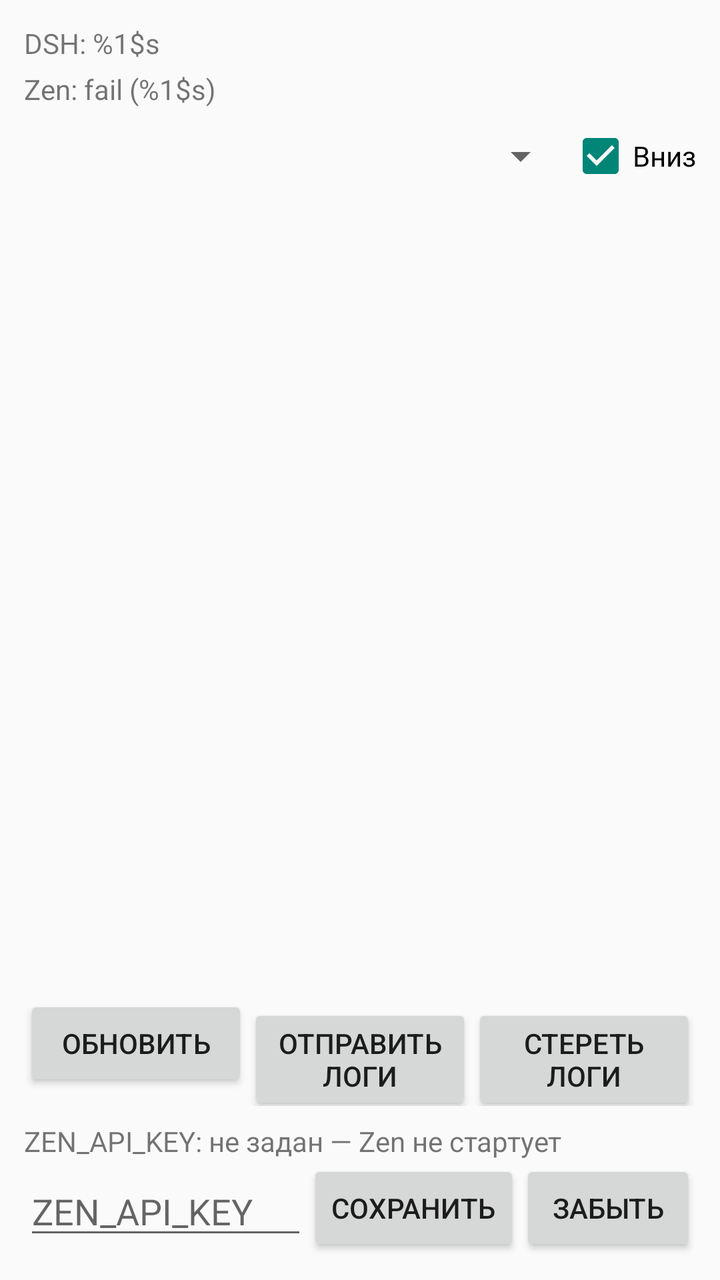
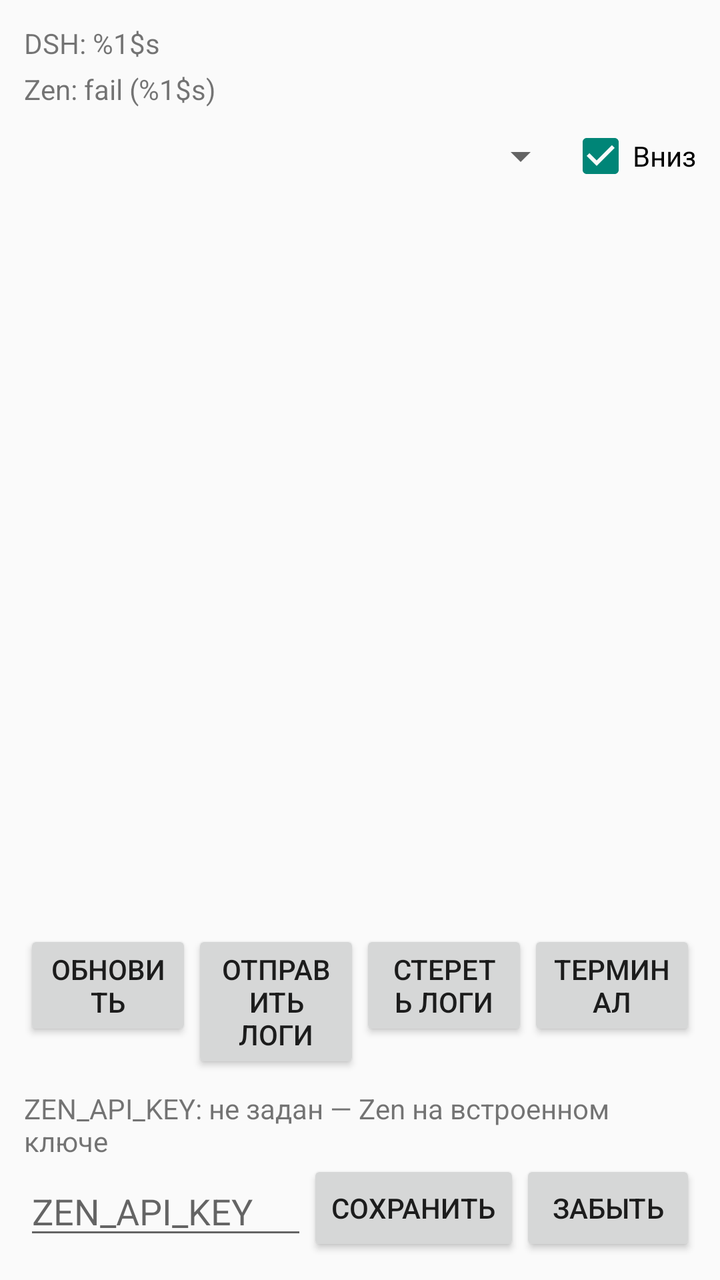

Before-and-after screenshots of an Android layout around one commit, followed by the original layout XML and the change that was made.
<!-- AndroidManifest.xml: application theme Theme.DshWrapper -->
<!-- res/layout/activity_diagnostics.xml -->
<?xml version="1.0" encoding="utf-8"?>
<LinearLayout xmlns:android="http://schemas.android.com/apk/res/android"
    android:layout_width="match_parent"
    android:layout_height="match_parent"
    android:orientation="vertical"
    android:padding="12dp">

    
    <TextView
        android:id="@+id/diag_dsh_status"
        android:layout_width="match_parent"
        android:layout_height="wrap_content"
        android:text="@string/diag_dsh_label" />

    <TextView
        android:id="@+id/diag_zen_badge"
        android:layout_width="match_parent"
        android:layout_height="wrap_content"
        android:layout_marginTop="4dp"
        android:text="@string/diag_zen_fail" />

    
    <LinearLayout
        android:layout_width="match_parent"
        android:layout_height="wrap_content"
        android:layout_marginTop="8dp"
        android:orientation="horizontal"
        android:gravity="center_vertical">

        <Spinner
            android:id="@+id/diag_source"
            android:layout_width="0dp"
            android:layout_height="wrap_content"
            android:layout_weight="1" />

        <CheckBox
            android:id="@+id/diag_autoscroll"
            android:layout_width="wrap_content"
            android:layout_height="wrap_content"
            android:checked="true"
            android:text="@string/diag_autoscroll" />
    </LinearLayout>

    <Spinner
        android:id="@+id/diag_home_file"
        android:layout_width="match_parent"
        android:layout_height="wrap_content"
        android:visibility="gone" />

    <ScrollView
        android:id="@+id/diag_scroll"
        android:layout_width="match_parent"
        android:layout_height="0dp"
        android:layout_weight="1"
        android:layout_marginTop="4dp">

        <TextView
            android:id="@+id/diag_log"
            android:layout_width="match_parent"
            android:layout_height="wrap_content"
            android:textSize="11sp" />
    </ScrollView>

    <LinearLayout
        android:layout_width="match_parent"
        android:layout_height="wrap_content"
        android:layout_marginTop="8dp"
        android:orientation="horizontal">

        <Button
            android:id="@+id/diag_refresh"
            android:layout_width="0dp"
            android:layout_height="wrap_content"
            android:layout_weight="1"
            android:text="@string/diag_refresh" />

        <Button
            android:id="@+id/diag_send"
            android:layout_width="0dp"
            android:layout_height="wrap_content"
            android:layout_weight="1"
            android:text="@string/diag_send" />

        <Button
            android:id="@+id/diag_wipe"
            android:layout_width="0dp"
            android:layout_height="wrap_content"
            android:layout_weight="1"
            android:text="@string/diag_wipe" />
    </LinearLayout>

    
    <TextView
        android:id="@+id/diag_key_presence"
        android:layout_width="match_parent"
        android:layout_height="wrap_content"
        android:layout_marginTop="8dp"
        android:text="@string/diag_key_absent" />

    <LinearLayout
        android:layout_width="match_parent"
        android:layout_height="wrap_content"
        android:orientation="horizontal"
        android:gravity="center_vertical">

        <EditText
            android:id="@+id/diag_key_input"
            android:layout_width="0dp"
            android:layout_height="wrap_content"
            android:layout_weight="1"
            android:hint="@string/diag_key_hint"
            android:inputType="textPassword"
            android:importantForAutofill="no" />

        <Button
            android:id="@+id/diag_key_save"
            android:layout_width="wrap_content"
            android:layout_height="wrap_content"
            android:text="@string/diag_key_save" />

        <Button
            android:id="@+id/diag_key_clear"
            android:layout_width="wrap_content"
            android:layout_height="wrap_content"
            android:text="@string/diag_key_clear" />
    </LinearLayout>
</LinearLayout>
<!-- resources referenced by this layout -->
<resources>
  <string name="diag_autoscroll">Вниз</string>
  <string name="diag_dsh_label">DSH: %1$s</string>
  <string name="diag_key_absent">ZEN_API_KEY: не задан — Zen не стартует</string>
  <string name="diag_key_clear">Забыть</string>
  <string name="diag_key_hint">ZEN_API_KEY</string>
  <string name="diag_key_save">Сохранить</string>
  <string name="diag_refresh">Обновить</string>
  <string name="diag_send">Отправить логи</string>
  <string name="diag_wipe">Стереть логи</string>
  <string name="diag_zen_fail">Zen: fail (%1$s)</string>
  <style name="Theme.DshWrapper" parent="Theme.AppCompat.Light.NoActionBar">
          <item name="android:windowBackground">?android:attr/colorBackground</item>
      </style>
</resources>

<!-- the commit's change to res/layout/activity_diagnostics.xml (unified diff, before → after) -->
@@ -87,6 +87,13 @@
             android:layout_height="wrap_content"
             android:layout_weight="1"
             android:text="@string/diag_wipe" />
+
+        <Button
+            android:id="@+id/diag_terminal"
+            android:layout_width="0dp"
+            android:layout_height="wrap_content"
+            android:layout_weight="1"
+            android:text="@string/diag_terminal" />
     </LinearLayout>
 
     
<!-- resource entries referenced after the edit -->
@@ -2,12 +2,13 @@
 <resources>
   <string name="diag_autoscroll">Вниз</string>
   <string name="diag_dsh_label">DSH: %1$s</string>
-  <string name="diag_key_absent">ZEN_API_KEY: не задан — Zen не стартует</string>
+  <string name="diag_key_absent">ZEN_API_KEY: не задан — Zen на встроенном ключе</string>
   <string name="diag_key_clear">Забыть</string>
   <string name="diag_key_hint">ZEN_API_KEY</string>
   <string name="diag_key_save">Сохранить</string>
   <string name="diag_refresh">Обновить</string>
   <string name="diag_send">Отправить логи</string>
+  <string name="diag_terminal">Терминал</string>
   <string name="diag_wipe">Стереть логи</string>
   <string name="diag_zen_fail">Zen: fail (%1$s)</string>
   <style name="Theme.DshWrapper" parent="Theme.AppCompat.Light.NoActionBar">
